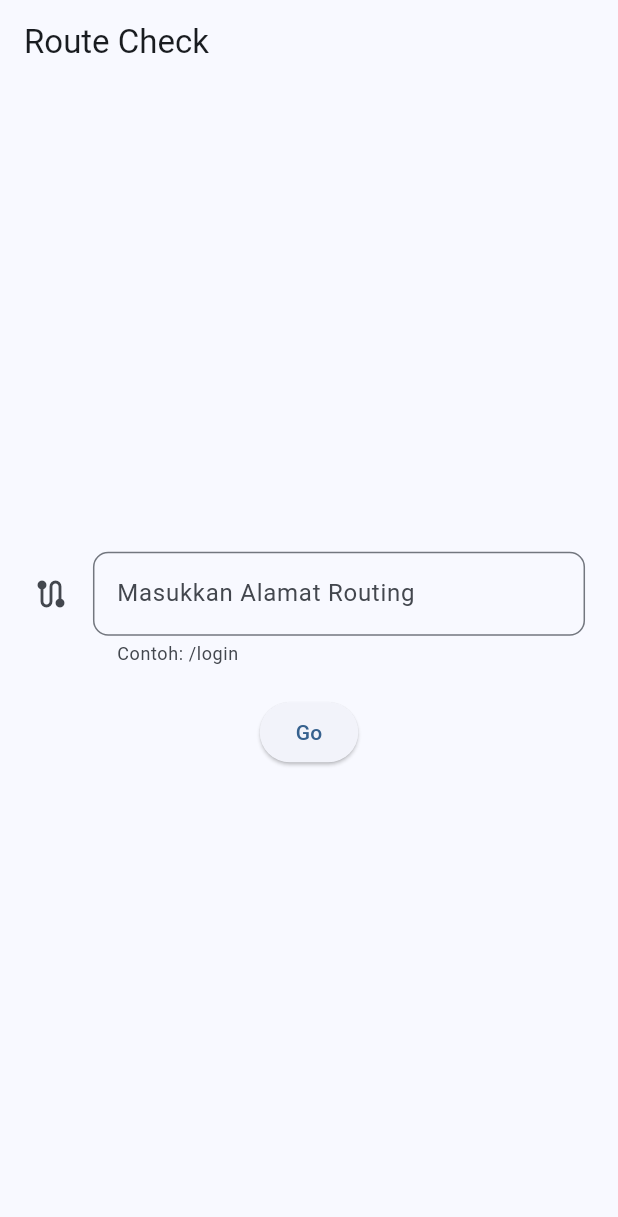
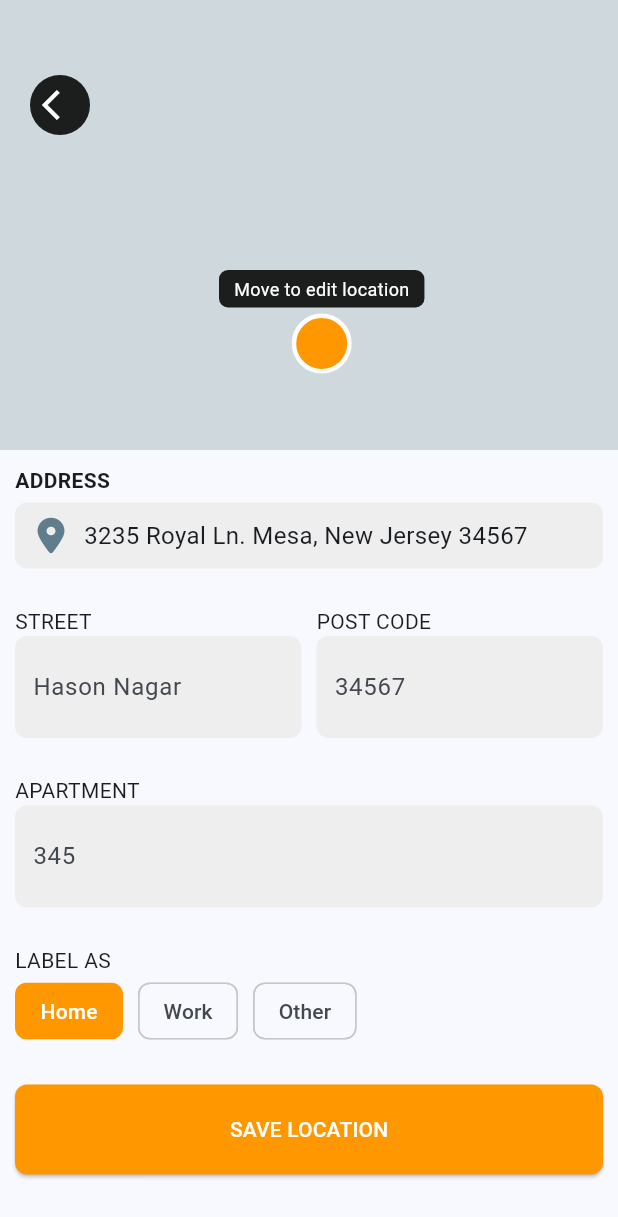
Before and after one commit to TI-POLINDRA/PEMOBILE2-D4RPL2B-PRAKTIKUM4, a Flutter app: the screen it shows after launch, on a phone screen of 412 x 824 dp. Shown: the top 1217 px of the screen. Run offline on Flutter 3.47's test engine with Material 3 defaults, Android fonts, the phone set to English and light mode, and no system bars; our stand-ins replace flutter_screenutil, font_awesome_flutter; missing offline and left inert: iconify_flutter.

Commit message:
ui: screen add new address

```diff
--- a/lib/main.dart
+++ b/lib/main.dart
@@ -10,6 +10,8 @@ import 'package:pemobile2_d4rpl3b_praktikum4/screens/profil_screen.dart';
 import 'package:pemobile2_d4rpl3b_praktikum4/screens/personalProfiles.dart';
 import 'package:pemobile2_d4rpl3b_praktikum4/screens/PaymentScreen_nomastercard.dart';
 import 'package:pemobile2_d4rpl3b_praktikum4/screens/food_screen.dart';
+import 'package:pemobile2_d4rpl3b_praktikum4/screens/add_new_address.dart';
+
 
 void main() {
   runApp(const MyApp());
@@ -31,7 +33,7 @@ class MyApp extends StatelessWidget {
           theme: ThemeData(
             colorScheme: ColorScheme.fromSeed(seedColor: Colors.blue),
           ),
-          initialRoute: '/',
+          initialRoute: '/addnewaddress',
           routes: {
             '/': (context) => const RouterCheck(),
             '/login': (context) => LoginScreen(),
@@ -44,6 +46,7 @@ class MyApp extends StatelessWidget {
             '/payment': (context) => PaymentScreen(),
             '/search': (context) => const SearchScreen(),
             '/food': (context) => const FoodScreen(),
+            '/addnewaddress': (Context) => AddNewAddressScreen(),
           },
         );
       },
--- /dev/null
+++ b/lib/screens/add_new_address.dart
@@ -0,0 +1,196 @@
+import 'package:flutter/material.dart';
+import 'package:font_awesome_flutter/font_awesome_flutter.dart';
+
+void main() {
+  runApp(MaterialApp(
+    debugShowCheckedModeBanner: false,
+    home: AddNewAddressScreen(),
+  ));
+}
+
+class AddNewAddressScreen extends StatelessWidget {
+  @override
+  Widget build(BuildContext context) {
+    return Scaffold(
+      body: Column(
+        children: [
+          // Header lebih besar
+          Stack(
+            children: [
+              Container(
+                height: 300, // Ukuran lebih besar
+                color: Colors.blueGrey[100],
+              ),
+              Positioned(
+                top: 50,
+                left: 20,
+                child: CircleAvatar(
+                  backgroundColor: Colors.black87,
+                  radius: 20,
+                  child: Icon(Icons.arrow_back_ios, color: Colors.white),
+                ),
+              ),
+              Positioned(
+                top: 180, // Posisi lebih rendah menyesuaikan header baru
+                left: MediaQuery.of(context).size.width / 2 - 60,
+                child: Column(
+                  children: [
+                    Tooltip(
+                      message: "Move to edit location",
+                      preferBelow: false,
+                      child: Container(
+                        padding: EdgeInsets.symmetric(vertical: 4, horizontal: 10),
+                        decoration: BoxDecoration(
+                          color: Colors.black87,
+                          borderRadius: BorderRadius.circular(6),
+                        ),
+                        child: Text(
+                          "Move to edit location",
+                          style: TextStyle(color: Colors.white, fontSize: 12),
+                        ),
+                      ),
+                    ),
+                    SizedBox(height: 4),
+                    Container(
+                      width: 40, // Lebih besar
+                      height: 40,
+                      decoration: BoxDecoration(
+                        color: Colors.orange,
+                        shape: BoxShape.circle,
+                        border: Border.all(color: Colors.white, width: 3),
+                      ),
+                    ),
+                  ],
+                ),
+              ),
+            ],
+          ),
+          // Bagian utama lebih kecil
+          Expanded(
+            child: Padding(
+              padding: const EdgeInsets.all(10.0),
+              child: ListView(
+                children: [
+                  Text("ADDRESS", style: TextStyle(fontWeight: FontWeight.bold)),
+                  SizedBox(height: 5),
+                  _buildBox(
+                    child: Row(
+                      children: [
+                        Icon(FontAwesomeIcons.locationDot, color: Colors.blueGrey),
+                        SizedBox(width: 10),
+                        Expanded(
+                          child: Text(
+                            "3235 Royal Ln. Mesa, New Jersey 34567",
+                            style: TextStyle(fontSize: 16),
+                          ),
+                        ),
+                      ],
+                    ),
+                  ),
+                  SizedBox(height: 25),
+                  Row(
+                    children: [
+                      Expanded(
+                        child: Column(
+                          crossAxisAlignment: CrossAxisAlignment.start,
+                          children: [
+                            Text("STREET"),
+                            _buildBox(
+                              child: TextField(
+                                decoration: InputDecoration(
+                                  border: InputBorder.none,
+                                  hintText: "Hason Nagar",
+                                ),
+                              ),
+                            ),
+                          ],
+                        ),
+                      ),
+                      SizedBox(width: 10),
+                      Expanded(
+                        child: Column(
+                          crossAxisAlignment: CrossAxisAlignment.start,
+                          children: [
+                            Text("POST CODE"),
+                            _buildBox(
+                              child: TextField(
+                                decoration: InputDecoration(
+                                  border: InputBorder.none,
+                                  hintText: "34567",
+                                ),
+                              ),
+                            ),
+                          ],
+                        ),
+                      ),
+                    ],
+                  ),
+                  SizedBox(height: 25),
+                  Text("APARTMENT"),
+                  _buildBox(
+                    child: TextField(
+                      decoration: InputDecoration(border: InputBorder.none, hintText: "345"),
+                    ),
+                  ),
+                  SizedBox(height: 25),
+                  Text("LABEL AS"),
+                  Row(
+                    children: [
+                      ChoiceChip(
+                        label: Text(
+                          "Home",
+                          style: TextStyle(color: Colors.white), // Ubah warna teks jadi putih
+                        ),
+                        selected: true,
+                        onSelected: (val) {},
+                        selectedColor: Colors.orange,
+                        backgroundColor: Colors.white,
+                        showCheckmark: false, // Hilangkan icon check
+                      ),
+
+                      SizedBox(width: 10),
+                      ChoiceChip(
+                        label: Text("Work"),
+                        selected: false,
+                        onSelected: (val) {},
+                      ),
+                      SizedBox(width: 10),
+                      ChoiceChip(
+                        label: Text("Other"),
+                        selected: false,
+                        onSelected: (val) {},
+                      ),
+                    ],
+                  ),
+                  SizedBox(height: 25),
+                  ElevatedButton(
+                    style: ElevatedButton.styleFrom(
+                      backgroundColor: Colors.orange,
+                      shape: RoundedRectangleBorder(
+                        borderRadius: BorderRadius.circular(8),
+                      ),
+                      minimumSize: Size(double.infinity, 60),
+                    ),
+                    onPressed: () {},
+                    child: Text("SAVE LOCATION", style: TextStyle(color: Colors.white)),
+                  ),
+                ],
+              ),
+            ),
+          ),
+        ],
+      ),
+    );
+  }
+
+  Widget _buildBox({required Widget child}) {
+    return Container(
+      padding: EdgeInsets.symmetric(horizontal: 12, vertical: 10),
+      decoration: BoxDecoration(
+        color: Colors.grey[200],
+        borderRadius: BorderRadius.circular(8),
+      ),
+      child: child,
+    );
+  }
+}
```
